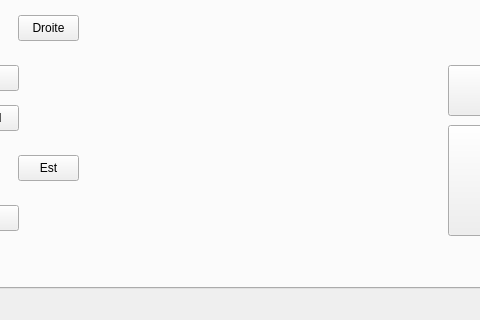
Old version of the form mainwindow.ui in the repository EliottWCRT/EWpytactx; both pictures show x 143 to 623 and y 280 to 600 of the 792 by 600 pixel window.
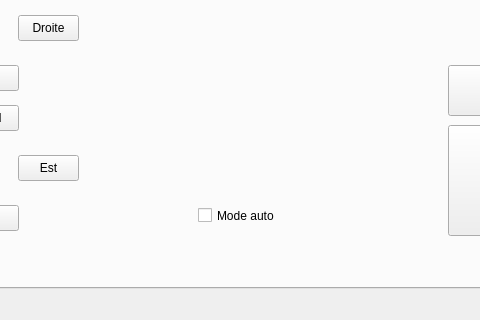
New version of the form.

Commit message: mode auto

Diff of the .ui file:
```diff
--- a/mainwindow.ui
+++ b/mainwindow.ui
@@ -356,6 +356,19 @@
          <string>Arreter de tirer</string>
         </property>
        </widget>
+       <widget class="QCheckBox" name="autoBox">
+        <property name="geometry">
+         <rect>
+          <x>330</x>
+          <y>450</y>
+          <width>85</width>
+          <height>21</height>
+         </rect>
+        </property>
+        <property name="text">
+         <string>Mode auto</string>
+        </property>
+       </widget>
       </widget>
      </widget>
     </item>
```
Left out of the diff: 17 changed lines with no effect on the pictures. The commit also changes 4 other files.
